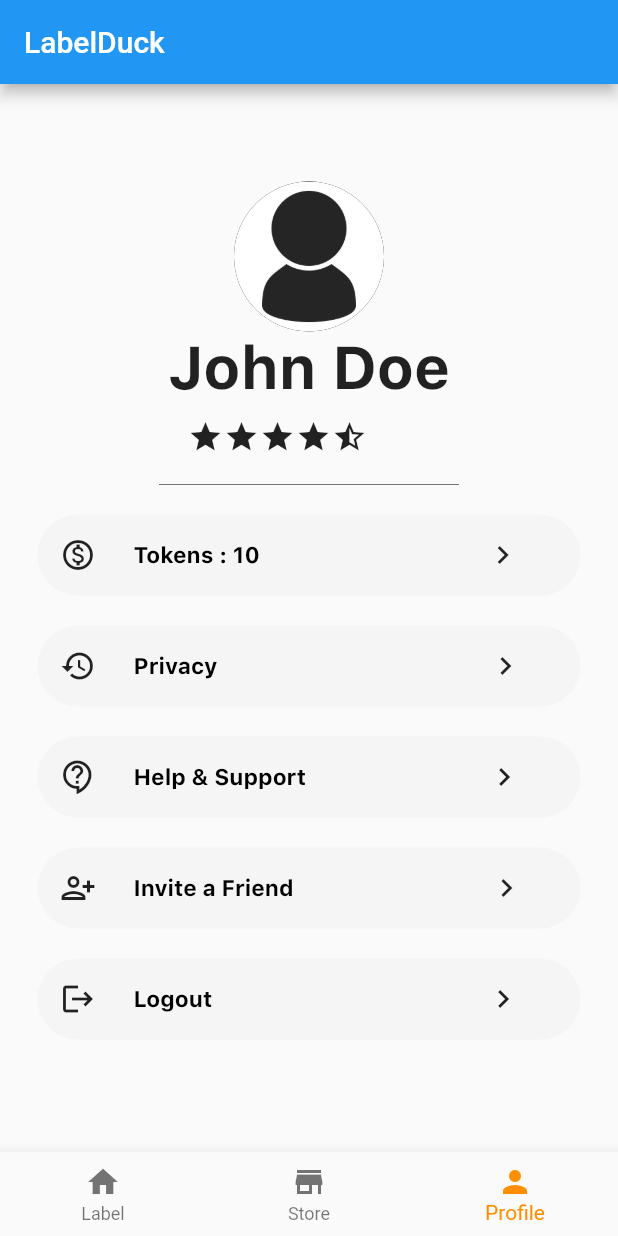
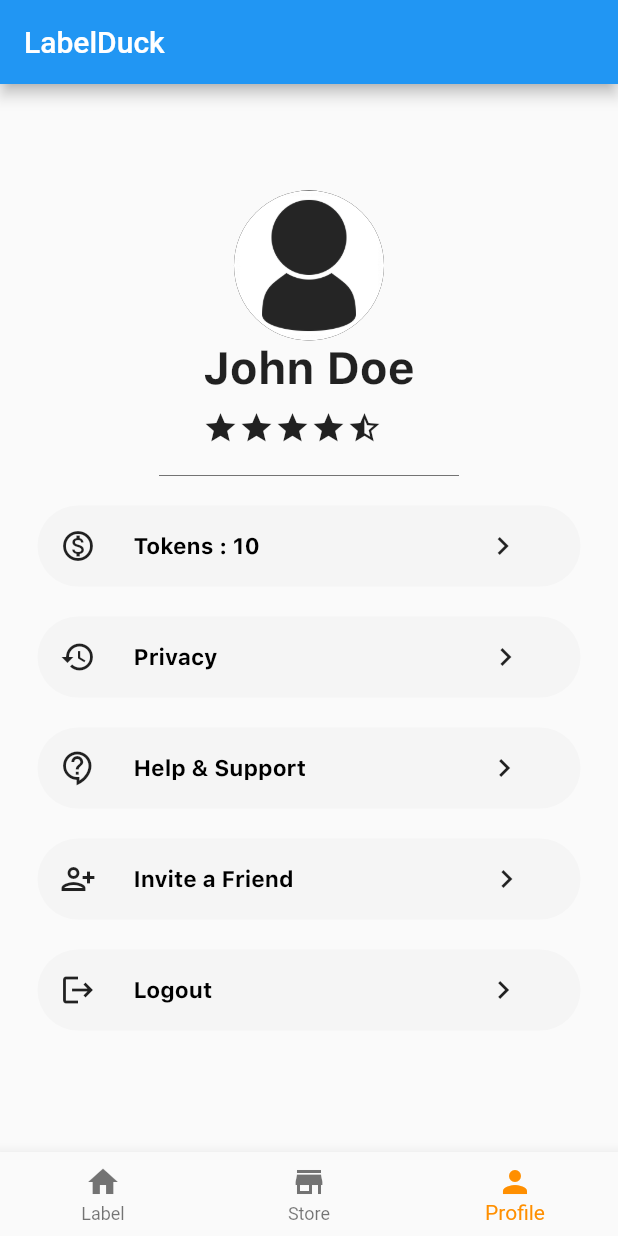
Before and after one commit to ChefYeum/LabelDuck, a Flutter app: the screen it shows after launch, item 3 of the bottom bar chosen, on a phone screen of 412 x 824 dp. Run offline on Flutter 3.47's test engine with Material 2 defaults, Android fonts, the light colour scheme and no system bars; network calls fail.

Commit message:
updated name font

```diff
--- a/app/lib/tabs/profileTab.dart
+++ b/app/lib/tabs/profileTab.dart
@@ -14,7 +14,7 @@ Widget profileTab = Column(
     Text(
       'John Doe',
       style: TextStyle(
-        fontSize: 40.0,
+        fontSize: 30.0,
         fontWeight: FontWeight.bold,
         fontFamily: 'SFProText',
 
@@ -26,7 +26,7 @@ Widget profileTab = Column(
       child: Row(
           children: <Widget>[
             SizedBox(
-              width:100.0,
+              width:110.0,
             ),
             Icon(
               Icons.star,
```
